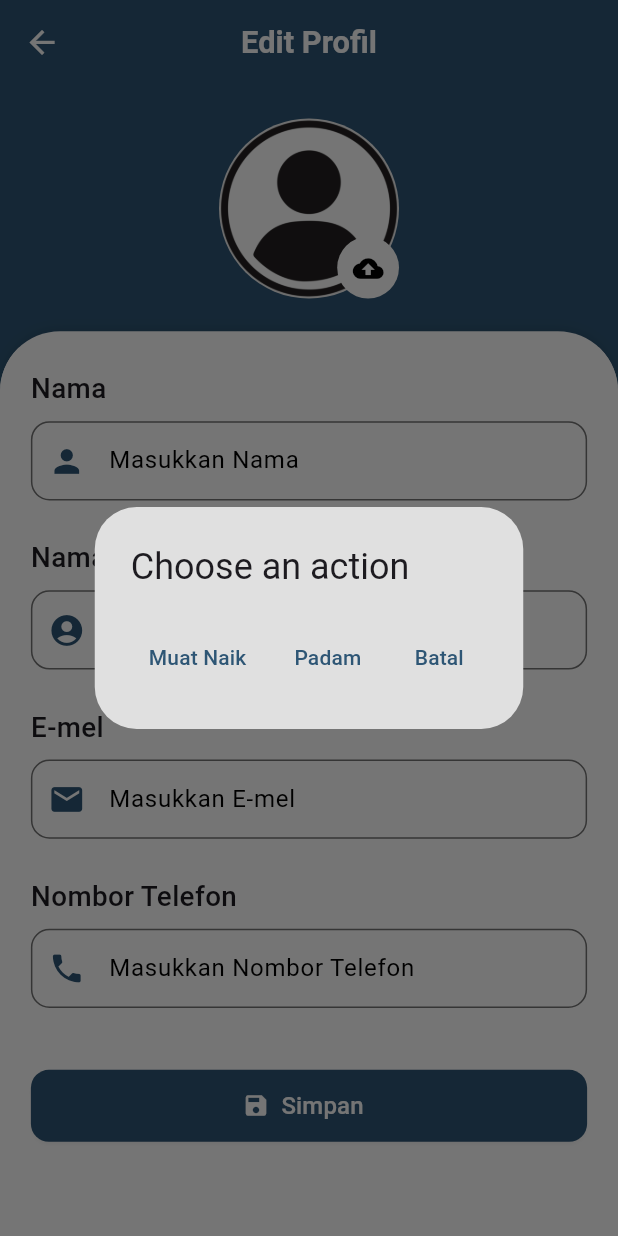
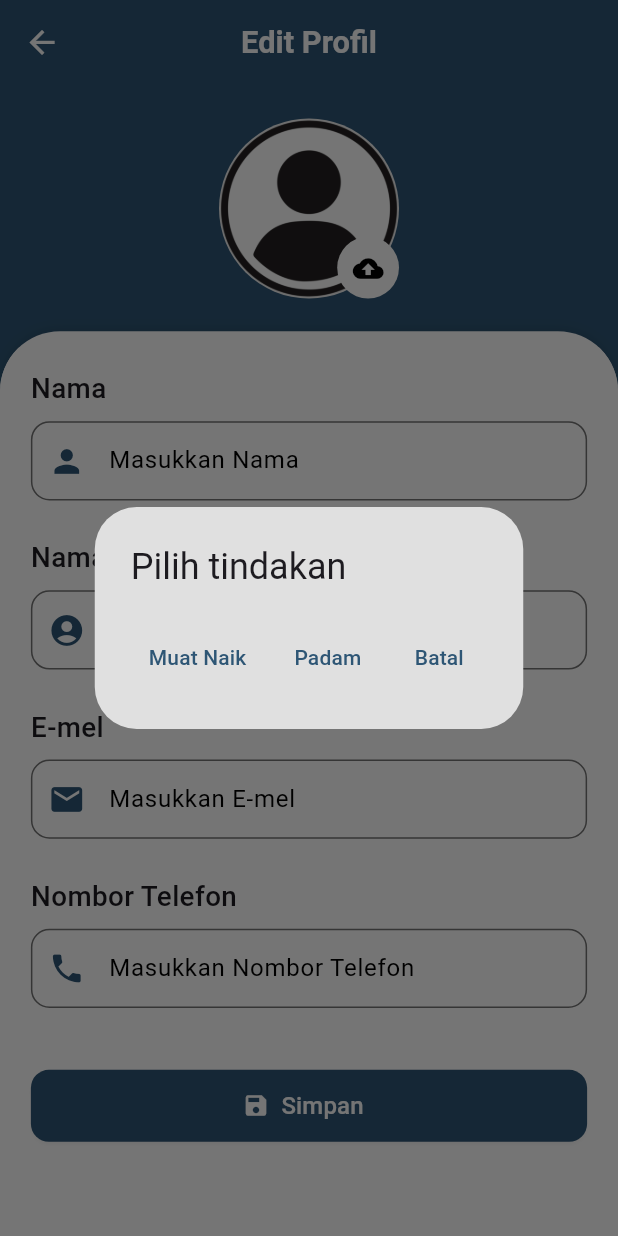
Before and after one commit to aliahmrn/onspot, a Flutter app: the SVProfileEditScreen screen opened directly, after a tap on the "cloud upload" icon, on a phone screen of 412 x 824 dp. Run offline on Flutter 3.47's test engine with Material 3 defaults, Android fonts, the phone set to English and light mode, and no system bars; our stand-ins replace device_info_plus, firebase_core, firebase_messaging, flutter_local_notifications, flutter_riverpod, flutter_svg and 6 more; accounts and stored records are empty; network calls fail.

Commit message:
change app languange

```diff
--- a/lib/supervisor/profileedit.dart
+++ b/lib/supervisor/profileedit.dart
@@ -57,7 +57,7 @@ class _SVProfileEditScreenState extends ConsumerState<SVProfileEditScreen> {
       context: context,
       builder: (BuildContext context) {
         return AlertDialog(
-          title: const Text('Choose an action'),
+          title: const Text('Pilih tindakan'),
           actions: [
             TextButton(
               onPressed: () => Navigator.pop(context, 'Upload'),
@@ -178,7 +178,7 @@ class _SVProfileEditScreenState extends ConsumerState<SVProfileEditScreen> {
               loading: () => _buildLoadingIndicator(screenHeight),
               error: (error, stackTrace) => Center(
                 child: Text(
-                  'Error: $error',
+                  'Ralat: $error',
                   style: const TextStyle(color: Colors.red),
                 ),
               ),
```
